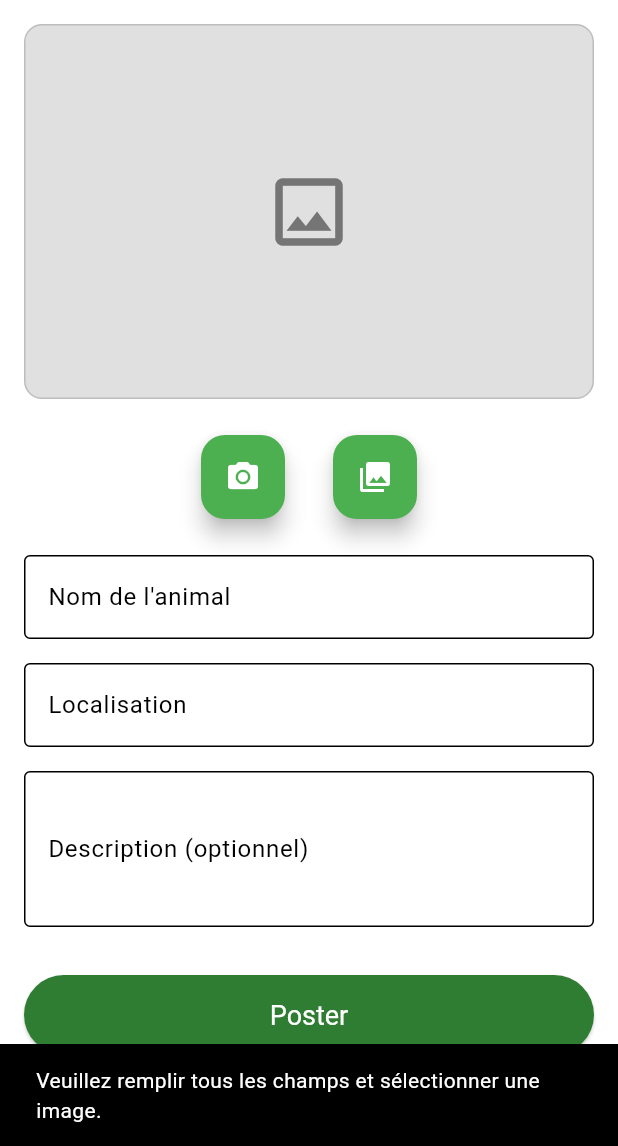
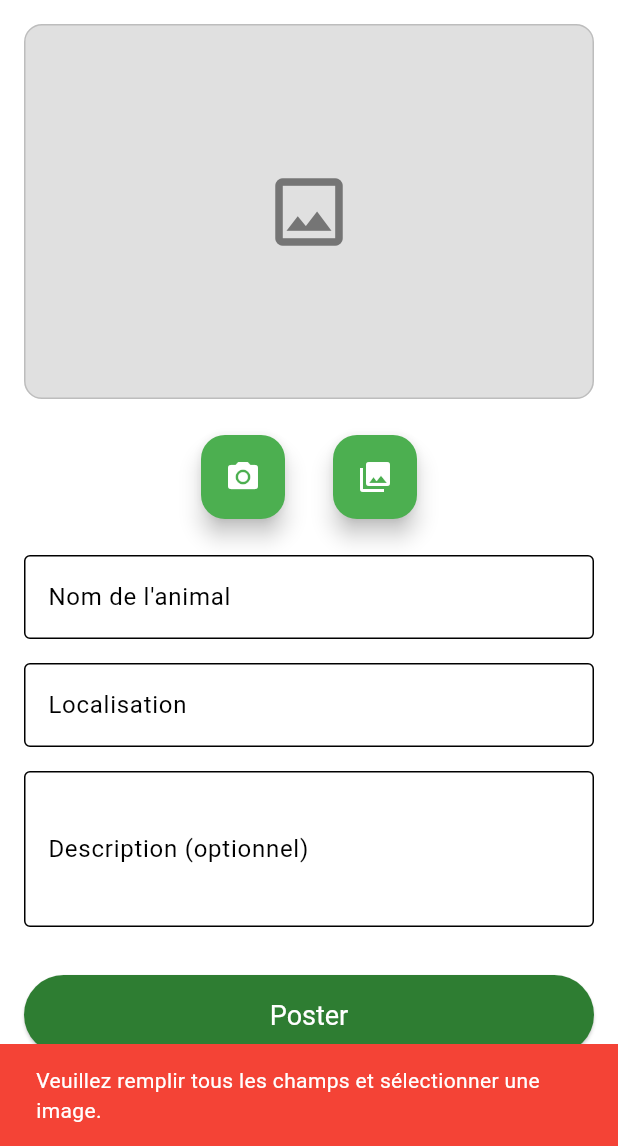
Before and after one commit to zaher-abbas/wildsnap, a Flutter app: the AddPostPage screen opened directly, after a tap on "Poster", on a phone screen of 412 x 824 dp, the part 90-1236 px from its top. Run offline on Flutter 3.47's test engine with Material 3 defaults, Android fonts, the phone set to English and light mode, and no system bars; our stand-ins replace cloud_firestore, firebase_auth, firebase_core, firebase_storage, google_nav_bar, image_picker; accounts and stored records are empty; network calls fail.

Commit message:
refactor: Rework Post creation and services
This commit refactors the post creation logic by improving the `PostService` and connecting it to the `AddPostPage`.

Key changes:

-   **`lib/services/post_service.dart`**:
    -   Removed `deletePost` functionality and simplified the service.
    -   Made `description` optional in `createPost` and handled null values.
    -   Improved image uploading in `uploadImage` by:
        -   Using a timestamp for unique filenames (`$timestamp.jpg`).
        -   Adding platform-specific metadata (`uploaded-by`).
        -   Refactoring to use `UploadTask` for both web and mobile.
    -   Removed unused `likes` field from the created post data.
    -   Removed now-unused `lib/services/firestore_service.dart`.

-   **`lib/screens/addpost_page.dart`**:
    -   Integrated `PostService` to handle post creation logic, including image upload and Firestore document creation.
    -   Implemented a loading state (`_isLoading`) to provide user feedback and disable UI elements during submission.
    -   Added robust success and error handling with `SnackBar` messages.
    -   The form now automatically clears and navigates to the `HomePage` after a successful post.
    -   The current user's ID (`FirebaseAuth.instance.currentUser?.uid`) is now associated with the created post.

-   **`lib/models/post.dart`**:
    -   Created a new `Post` model to represent the data structure of a post, including `toMap` and `fromMap` converters.

-   **`pubspec.yaml`**:
    -   Upgraded the `provider` dependency to version `6.1.5+1`.

```diff
--- /dev/null
+++ b/lib/models/post.dart
@@ -0,0 +1,28 @@
+class Post {
+  String animalName;
+  String location;
+  String description;
+  String imageUrl;
+  String userId;
+  Timestamp createdAt;
+
+  Post(this.animalName, this.location, this.description, this.imageUrl,
+      this.userId, this.createdAt);
+
+  static toMap(Post post) {
+    return {
+      'animalName': post.animalName,
+      'location': post.location,
+      'description': post.description,
+      'imageUrl': post.imageUrl,
+      'userId': post.userId,
+      'createdAt': post.createdAt,
+    };
+  }
+
+  factory Post.fromMap(Map<String, dynamic> map) {
+    return Post(
+        map['animalName'], map['location'], map['description'], map['imageUrl'],
+        map['userId'], map['createdAt']);
+  }
+}
--- a/lib/screens/addpost_page.dart
+++ b/lib/screens/addpost_page.dart
@@ -1,8 +1,10 @@
-import 'dart:io'; // Import pour utiliser la classe File
-import 'package:flutter/foundation.dart'
-    show kIsWeb; // Pour la compatibilité web
+import 'dart:io';
+import 'package:firebase_auth/firebase_auth.dart';
+import 'package:flutter/foundation.dart' show kIsWeb;
 import 'package:flutter/material.dart';
-import 'package:image_picker/image_picker.dart'; // Import du package
+import 'package:image_picker/image_picker.dart';
+import 'package:wildsnap/screens/home_page.dart';
+import 'package:wildsnap/services/post_service.dart';
 import 'package:wildsnap/widgets/custom_appbar.dart';
 
 class AddPostPage extends StatefulWidget {
@@ -14,11 +16,13 @@ class AddPostPage extends StatefulWidget {
 
 class _AddPostPageState extends State<AddPostPage> {
   XFile? _image;
+  bool _isLoading = false;
 
   final _animalNameController = TextEditingController();
   final _locationController = TextEditingController();
   final _descriptionController = TextEditingController();
   final _picker = ImagePicker();
+  final _postService = PostService();
 
   @override
   void dispose() {
@@ -52,41 +56,100 @@ class _AddPostPageState extends State<AddPostPage> {
     const imageFit = BoxFit.contain;
 
     if (kIsWeb) {
-      // Sur le web, on utilise Image.network
       return Image.network(_image!.path, fit: imageFit);
     } else {
-      // Sur mobile, on utilise Image.file
       return Image.file(File(_image!.path), fit: imageFit);
     }
   }
 
-  void _submitPost() {
+  void _navigateToHome() {
+    Navigator.of(context).pushReplacement(
+      MaterialPageRoute(
+        builder: (context) => const HomePage(),
+      ),
+    );
+  }
+
+  Future<void> _submitPost() async {
     if (_animalNameController.text.isEmpty ||
         _locationController.text.isEmpty ||
         _image == null) {
-      print("Erreur : Tous les champs et l'image sont requis.");
       ScaffoldMessenger.of(context).showSnackBar(
         const SnackBar(
           content: Text(
             'Veuillez remplir tous les champs et sélectionner une image.',
           ),
+          backgroundColor: Colors.red,
         ),
       );
       return;
     }
 
-    print('Nom: ${_animalNameController.text}');
-    print('Localisation: ${_locationController.text}');
-    print('Description: ${_descriptionController.text}');
-    print('Chemin de l\'image: ${_image?.path}');
-    print('Publication en cours...');
+    setState(() {
+      _isLoading = true;
+    });
+
+    try {
+      // Créer le post via le service
+      await _postService.createPost(
+        animalName: _animalNameController.text.trim(),
+        location: _locationController.text.trim(),
+        description: _descriptionController.text.trim(),
+        image: _image!,
+        userId: FirebaseAuth.instance.currentUser?.uid,
+      );
+
+      if (!mounted) return;
+
+      // Succès : afficher un message
+      ScaffoldMessenger.of(context).showSnackBar(
+        const SnackBar(
+          content: Text('Post publié avec succès !'),
+          backgroundColor: Colors.green,
+          duration: Duration(seconds: 2),
+        ),
+      );
+
+      // Réinitialiser le formulaire
+      _animalNameController.clear();
+      _locationController.clear();
+      _descriptionController.clear();
+      setState(() {
+        _image = null;
+      });
+
+      // Attendre un peu puis naviguer vers la home
+      await Future.delayed(const Duration(seconds: 1));
+      if (!mounted) return;
+      _navigateToHome();
+
+    } catch (e) {
+      if (!mounted) return;
+
+      // Erreur : afficher un message d'erreur
+      ScaffoldMessenger.of(context).showSnackBar(
+        SnackBar(
+          content: Text('Erreur lors de la publication: $e'),
+          backgroundColor: Colors.red,
+          duration: const Duration(seconds: 3),
+        ),
+      );
+    } finally {
+      if (mounted) {
+        setState(() {
+          _isLoading = false;
+        });
+      }
+    }
   }
 
   @override
   Widget build(BuildContext context) {
     return Scaffold(
       appBar: CustomAppbar(),
-      body: SingleChildScrollView(
+      body: Stack(
+        children: [
+          SingleChildScrollView(
             padding: const EdgeInsets.all(16.0),
             child: Column(
               crossAxisAlignment: CrossAxisAlignment.stretch,
@@ -104,22 +167,20 @@ class _AddPostPageState extends State<AddPostPage> {
                 ),
                 const SizedBox(height: 24),
 
-            // --- Boutons pour caméra et galerie ---
+                // Boutons pour caméra et galerie
                 Row(
                   mainAxisAlignment: MainAxisAlignment.center,
                   children: [
-                // Bouton Caméra
                     FloatingActionButton(
-                  onPressed: () => _pickImage(ImageSource.camera),
-                  backgroundColor: Colors.green,
+                      onPressed: _isLoading ? null : () => _pickImage(ImageSource.camera),
+                      backgroundColor: _isLoading ? Colors.grey : Colors.green,
                       heroTag: 'camera_button',
                       child: const Icon(Icons.camera_alt, color: Colors.white),
                     ),
                     const SizedBox(width: 32),
-                // Bouton Galerie
                     FloatingActionButton(
-                  onPressed: () => _pickImage(ImageSource.gallery),
-                  backgroundColor: Colors.green,
+                      onPressed: _isLoading ? null : () => _pickImage(ImageSource.gallery),
+                      backgroundColor: _isLoading ? Colors.grey : Colors.green,
                       heroTag: 'gallery_button',
                       child: const Icon(Icons.photo_library, color: Colors.white),
                     ),
@@ -127,9 +188,10 @@ class _AddPostPageState extends State<AddPostPage> {
                 ),
                 const SizedBox(height: 24),
 
-            // --- Formulaire ---
+                // Formulaire
                 TextField(
                   controller: _animalNameController,
+                  enabled: !_isLoading,
                   decoration: const InputDecoration(
                     labelText: "Nom de l'animal",
                     border: OutlineInputBorder(),
@@ -138,6 +200,7 @@ class _AddPostPageState extends State<AddPostPage> {
                 const SizedBox(height: 16),
                 TextField(
                   controller: _locationController,
+                  enabled: !_isLoading,
                   decoration: const InputDecoration(
                     labelText: 'Localisation',
                     border: OutlineInputBorder(),
@@ -146,6 +209,7 @@ class _AddPostPageState extends State<AddPostPage> {
                 const SizedBox(height: 16),
                 TextField(
                   controller: _descriptionController,
+                  enabled: !_isLoading,
                   decoration: const InputDecoration(
                     labelText: 'Description (optionnel)',
                     border: OutlineInputBorder(),
@@ -154,18 +218,40 @@ class _AddPostPageState extends State<AddPostPage> {
                 ),
                 const SizedBox(height: 32),
 
-            // --- Bouton Post ---
+                // Bouton Post
                 ElevatedButton(
-              onPressed: _submitPost,
+                  onPressed: _isLoading ? null : _submitPost,
                   style: ElevatedButton.styleFrom(
                     padding: const EdgeInsets.symmetric(vertical: 16),
                     textStyle: const TextStyle(fontSize: 18),
                   ),
-              child: const Text('Poster'),
+                  child: _isLoading
+                      ? const SizedBox(
+                    height: 20,
+                    width: 20,
+                    child: CircularProgressIndicator(
+                      strokeWidth: 2,
+                      valueColor: AlwaysStoppedAnimation<Color>(Colors.white),
+                    ),
+                  )
+                      : const Text('Poster'),
                 ),
               ],
             ),
           ),
+
+          // Overlay de chargement (par-dessus tout)
+          if (_isLoading)
+            Container(
+              color: Colors.black38,
+              child: const Center(
+                child: CircularProgressIndicator(
+                  color: Colors.white,
+                ),
+              ),
+            ),
+        ],
+      ),
     );
   }
 }
--- a/pubspec.yaml
+++ b/pubspec.yaml
@@ -41,7 +41,7 @@ dependencies:
   google_nav_bar: ^5.0.7
   http: ^1.5.0
   image_picker: ^1.2.0
-  provider: ^6.1.5
+  provider: ^6.1.5+1
 
 dev_dependencies:
   flutter_test:
```
Also changed, not shown: lib/services/firestore_service.dart (deleted, +0 -15 lines), lib/services/post_service.dart (+21 -35 lines). Lines whose indentation alone changed are shown as unchanged.
